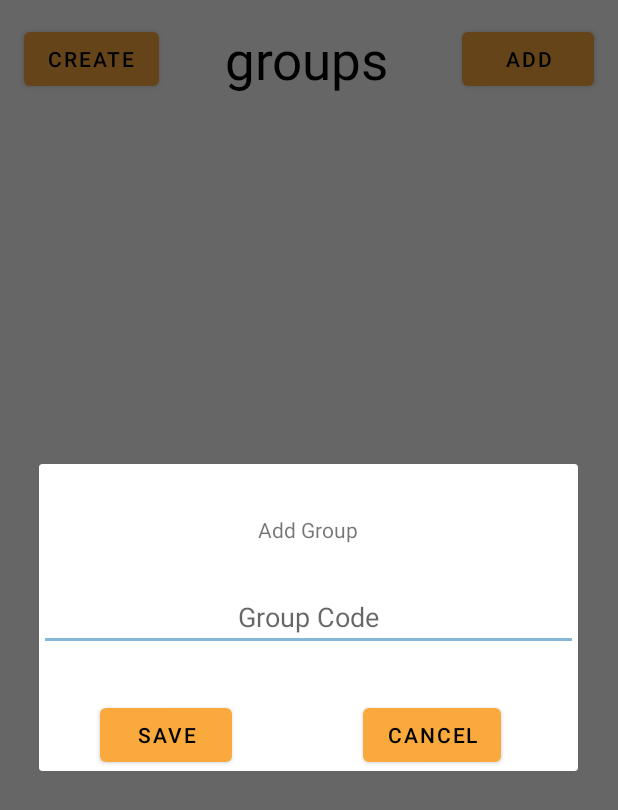
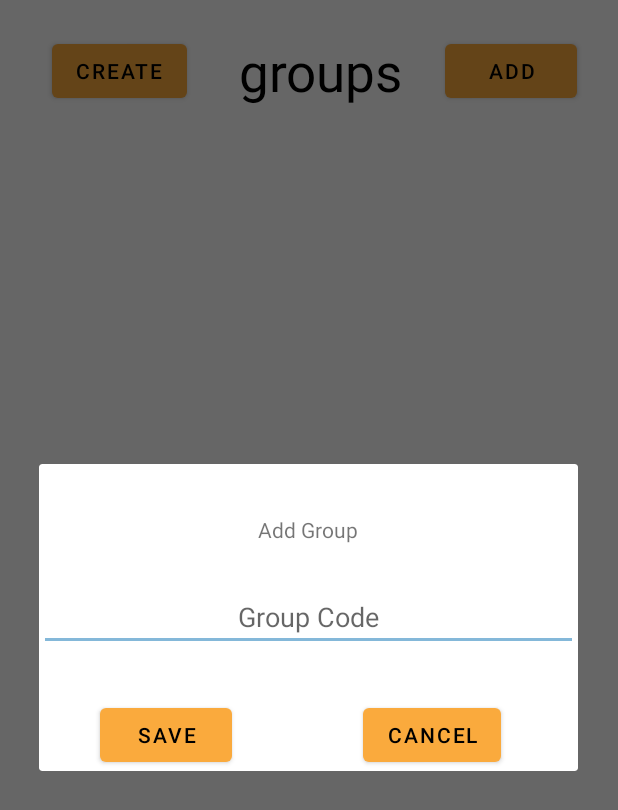
Before and after one commit to ReillyJFarrell/DivvyUp, an Android app: the GroupListActivity screen opened directly, with no data from a screen before it, after a tap on "ADD", on a phone screen of 412 x 824 dp. Shown: the top 810 px of the screen. Run offline under Robolectric (Android 15) with nearby library versions, the light colour scheme and no system bars; our stand-ins replace Firebase (no records; nobody signed in at launch, a user with empty details on screens opened directly); libraries missing offline, so code that uses them is left out: java.security.acl.

Commit message:
group list improved UI

```diff
--- a/app/src/main/res/layout/activity_group_list.xml
+++ b/app/src/main/res/layout/activity_group_list.xml
@@ -11,13 +11,15 @@
       android:id="@+id/groupTitleTextView"
       android:layout_width="wrap_content"
       android:layout_height="wrap_content"
-      android:layout_marginTop="16dp"
+      android:layout_marginStart="132dp"
+      android:layout_marginTop="24dp"
       android:text="@string/groups"
       android:textColor="@color/black"
       android:textSize="35sp"
       app:layout_constraintBottom_toBottomOf="parent"
-      app:layout_constraintEnd_toEndOf="parent"
-      app:layout_constraintHorizontal_bias="0.496"
+      app:layout_constraintEnd_toStartOf="@+id/addGroupBtn"
+      app:layout_constraintHorizontal_bias="0.5"
+      app:layout_constraintStart_toEndOf="@+id/createGroupBtn"
       app:layout_constraintStart_toStartOf="parent"
       app:layout_constraintTop_toTopOf="parent"
       app:layout_constraintVertical_bias="0.0" />
@@ -26,6 +28,7 @@
       android:id="@+id/groupListRecyclerView"
       android:layout_width="409dp"
       android:layout_height="666dp"
+      android:layout_marginTop="8dp"
       android:background="#fff"
       app:layout_constraintBottom_toBottomOf="parent"
       app:layout_constraintEnd_toEndOf="parent"
@@ -41,9 +44,9 @@
       android:text="Add"
       app:layout_constraintBottom_toBottomOf="@+id/groupTitleTextView"
       app:layout_constraintEnd_toEndOf="parent"
-      app:layout_constraintHorizontal_bias="0.75"
+      app:layout_constraintHorizontal_bias="0.5"
       app:layout_constraintStart_toEndOf="@+id/groupTitleTextView"
-      app:layout_constraintTop_toTopOf="parent"
+      app:layout_constraintTop_toTopOf="@+id/groupTitleTextView"
       app:layout_constraintVertical_bias="1.0" />
 
   <Button
@@ -53,8 +56,8 @@
       android:text="Create"
       app:layout_constraintBottom_toBottomOf="@+id/groupTitleTextView"
       app:layout_constraintEnd_toStartOf="@+id/groupTitleTextView"
-      app:layout_constraintHorizontal_bias="0.271"
+      app:layout_constraintHorizontal_bias="0.5"
       app:layout_constraintStart_toStartOf="parent"
-      app:layout_constraintTop_toTopOf="parent"
+      app:layout_constraintTop_toTopOf="@+id/groupTitleTextView"
       app:layout_constraintVertical_bias="1.0" />
 </androidx.constraintlayout.widget.ConstraintLayout>
```
